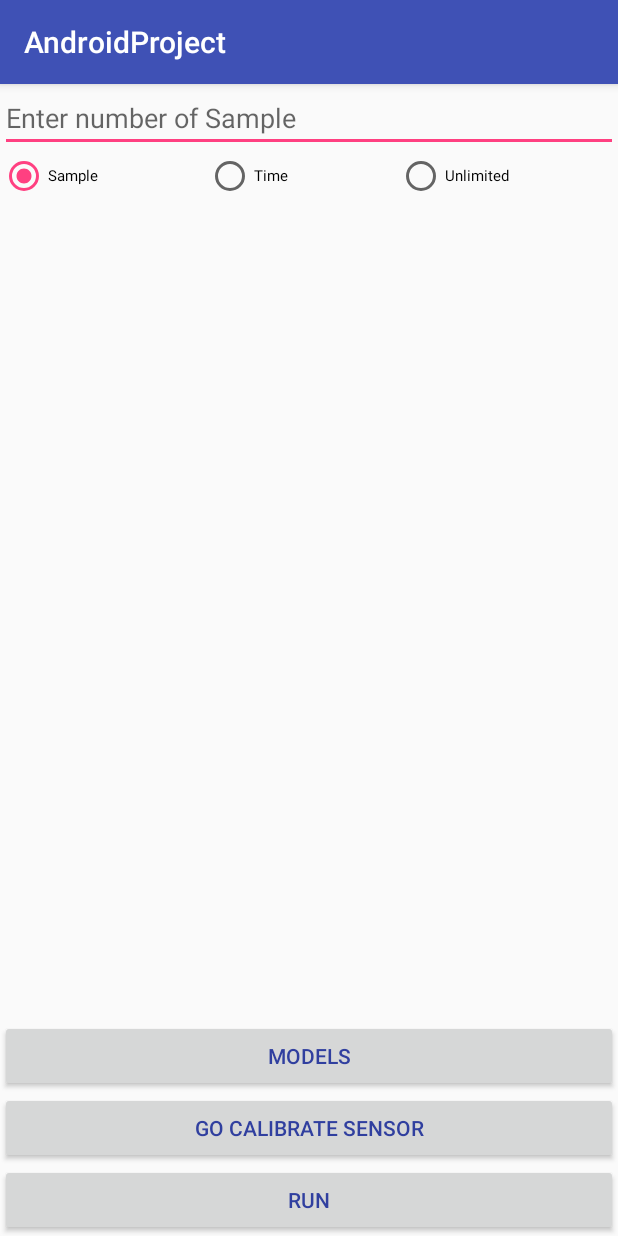
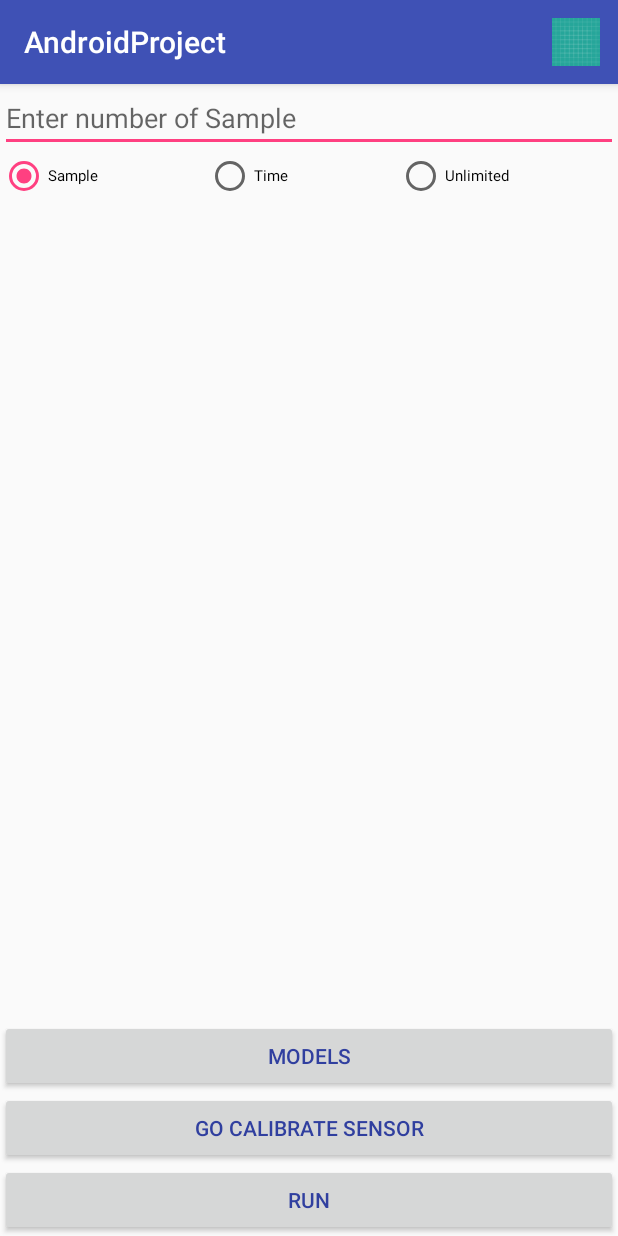
Before and after one commit to Chakib-Temal/Measure-Android, an Android app: the MainActivity screen opened directly, with no data from a screen before it, on a phone screen of 412 x 824 dp. Run offline under Robolectric (Android 15) with nearby library versions, the phone set to English and light mode, and no system bars; 1 statement that could not run was skipped.

Commit message:
V0.0.1.5

```diff
--- a/app/src/main/java/com/chakibtemal/fr/androidproject/MainActivity.java
+++ b/app/src/main/java/com/chakibtemal/fr/androidproject/MainActivity.java
@@ -7,6 +7,9 @@ import android.hardware.SensorManager;
 import android.os.Bundle;
 import android.os.Parcelable;
 import android.support.v7.app.AppCompatActivity;
+import android.view.Menu;
+import android.view.MenuInflater;
+import android.view.MenuItem;
 import android.view.View;
 import android.widget.AdapterView;
 import android.widget.Button;
@@ -15,6 +18,7 @@ import android.widget.LinearLayout;
 import android.widget.ListView;
 import android.widget.RadioGroup;
 import android.widget.Spinner;
+import android.widget.Toast;
 
 import com.chakibtemal.fr.Adapter.BasicSpinnerAdapter;
 import com.chakibtemal.fr.modele.SharedPreferencesHelper.SharedPreferencesHelper;
@@ -58,6 +62,7 @@ public class MainActivity extends AppCompatActivity  {
     private long numberOfSecond = 0;
 
     private String choiceMode ;
+    private boolean saveModele = false;
 
 
     @Override
@@ -169,6 +174,30 @@ public class MainActivity extends AppCompatActivity  {
         //end OnCreate(); here you can complete programme
     }
 
+    @Override
+    public boolean onCreateOptionsMenu(Menu menu) {
+        MenuInflater inflater = getMenuInflater();
+        inflater.inflate(R.menu.mainmenu, menu);
+        return true;
+    }
+
+    @Override
+    public boolean onOptionsItemSelected(MenuItem item) {
+
+        if (item.getItemId() == R.id.action_refresh && saveModele ) {
+                item.setIcon(R.drawable.ic_launcher_background);
+                saveModele = false;
+                Toast.makeText(this, "Don't save Modele", Toast.LENGTH_SHORT)
+                        .show();
+        }else if (item.getItemId() == R.id.action_refresh && !saveModele ){
+            item.setIcon(R.drawable.ic_launcher_foreground);
+            saveModele = true;
+            Toast.makeText(this, "Save Modele", Toast.LENGTH_SHORT)
+                    .show();
+        }
+        return true;
+    }
+
     /**
      * Events on Button Run
      */
@@ -212,6 +241,7 @@ public class MainActivity extends AppCompatActivity  {
         }else if (choiceMode == getResources().getString(R.string.TIME) && numberOfSecond == new Long(0)){
             return;
         }else {
+            if (saveModele){
                 RunModeBdd runModeBdd = new RunModeBdd(this);
                 DataForNextActivityBdd dataForNextActivityBdd = new DataForNextActivityBdd(this);
                 runModeBdd.open();
@@ -222,7 +252,7 @@ public class MainActivity extends AppCompatActivity  {
                 allDataForRunActivity.setDataForNextActivities(dataForNextActivities);
                 dataForNextActivityBdd.insertActualSensor(allDataForRunActivity, (int) id);
                 dataForNextActivityBdd.close();
-
+            }
             startActivity(intent);
             finish();
         }
@@ -279,14 +309,7 @@ public class MainActivity extends AppCompatActivity  {
             bundle.putParcelable("configuration", configurationForNextActivity);
         }
 
-        //save modele
-
-
-
-
-
         bundle.putParcelableArrayList("data", (ArrayList<? extends Parcelable>) dataForNextActivities);
-
         return bundle;
     }
 
--- /dev/null
+++ b/app/src/main/res/menu/mainmenu.xml
@@ -0,0 +1,15 @@
+<menu xmlns:app="http://schemas.android.com/apk/res-auto"
+    xmlns:android="http://schemas.android.com/apk/res/android" >
+
+    <item
+        android:id="@+id/action_refresh"
+        android:orderInCategory="100"
+        android:icon="@drawable/ic_launcher_background"
+        android:title="Refresh"
+        app:showAsAction="always">
+
+    </item>
+
+
+
+</menu>
```
Lines whose indentation alone changed are shown as unchanged.
